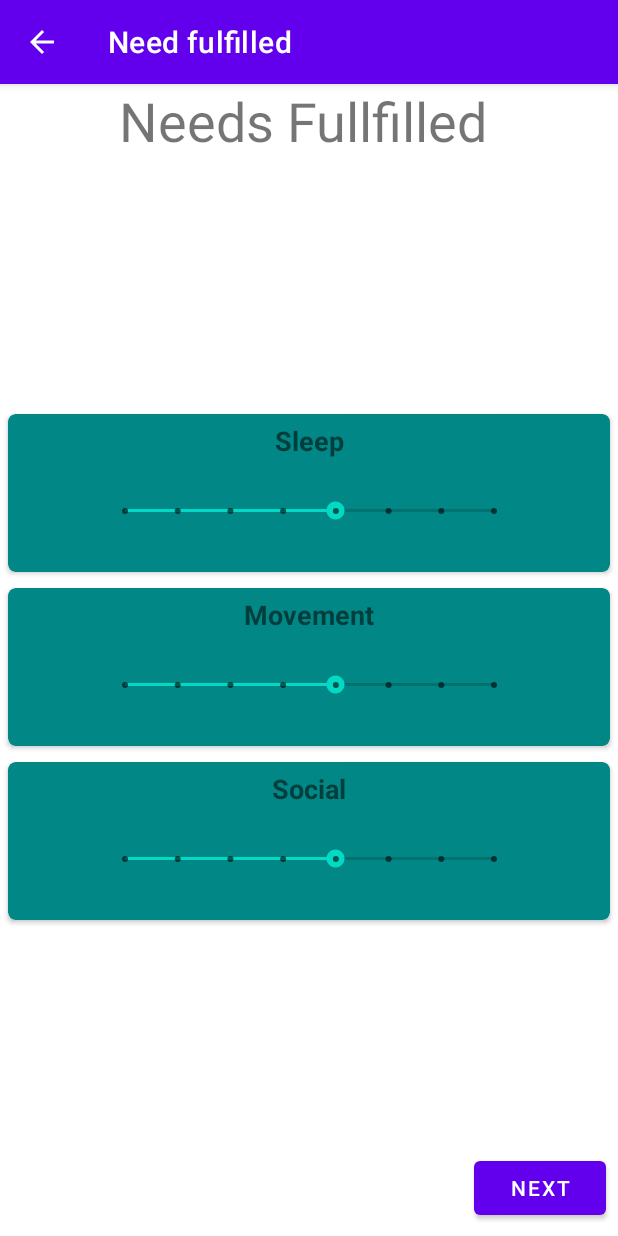
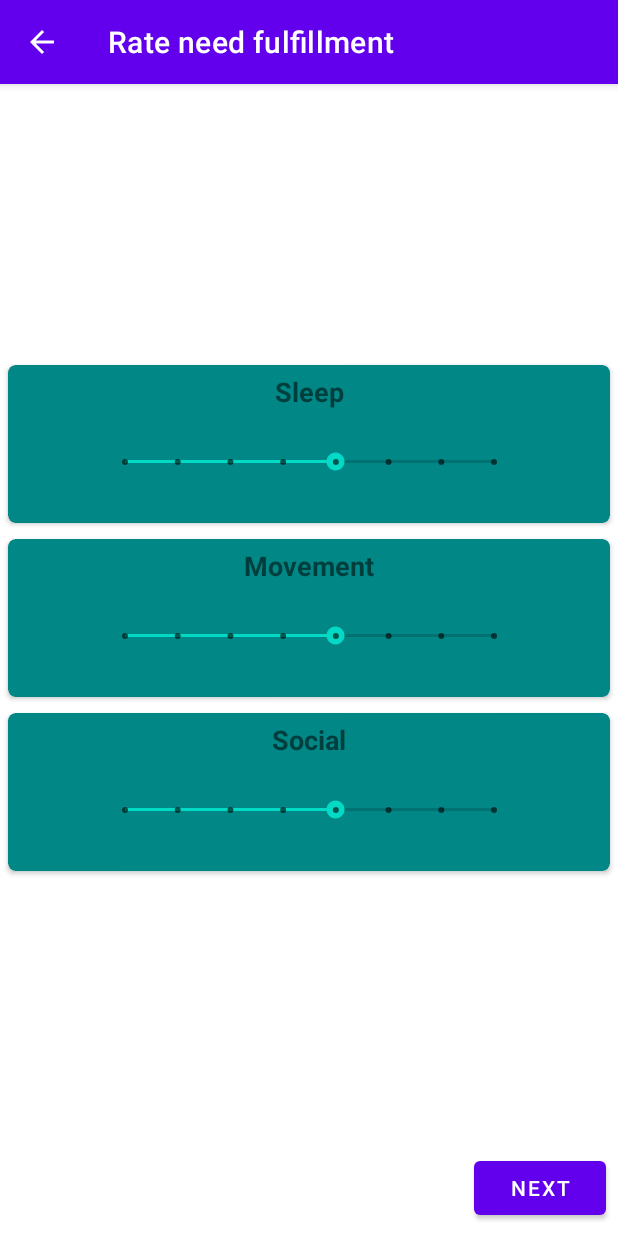
Before and after one commit to RunarReve/MoodTrackingApp, an Android app: the InputWant screen opened directly, with no data from a screen before it, after a tap on "NEXT", on a phone screen of 412 x 824 dp. Run offline under Robolectric (Android 15) with nearby library versions, the phone set to English and light mode, and no system bars; our stand-ins replace Room's generated code.

Commit message:
refactored and renamed mood and need to wants and needs

```diff
--- a/Application/MoodTrack/app/src/main/AndroidManifest.xml
+++ b/Application/MoodTrack/app/src/main/AndroidManifest.xml
@@ -21,10 +21,10 @@
             android:name=".Statistics"
             android:parentActivityName=".MainActivity" />
         <activity
-            android:name=".DayQuestions"
-            android:parentActivityName=".DayMood" />
+            android:name=".InputNeed"
+            android:parentActivityName=".InputWant" />
         <activity
-            android:name=".DayMood"
+            android:name=".InputWant"
             android:parentActivityName=".MainActivity" />
         <activity android:name=".MainActivity">
             <intent-filter>
--- a/Application/MoodTrack/app/src/main/java/com/rever/moodtrack/DayQuestions.kt
+++ b/Application/MoodTrack/app/src/main/java/com/rever/moodtrack/InputNeed.kt
@@ -10,17 +10,20 @@ import com.rever.moodtrack.Adapters.QuestionAdapter
 import com.rever.moodtrack.data.NeedStore.NeedViewModel
 import com.rever.moodtrack.data.QuestionStore.Question
 import com.rever.moodtrack.data.QuestionStore.QuestionViewModel
-import kotlinx.android.synthetic.main.activity_day_questions.*
+import kotlinx.android.synthetic.main.activity_day_need.*
 import java.time.LocalDateTime
 import java.time.format.DateTimeFormatter
 
-class DayQuestions : AppCompatActivity() {
-
+class InputNeed : AppCompatActivity() {
     private lateinit var questionAdapter: QuestionAdapter
 
     override fun onCreate(savedInstanceState: Bundle?) {
         super.onCreate(savedInstanceState)
-        setContentView(R.layout.activity_day_questions)
+        setContentView(R.layout.activity_day_need)
+
+        val actionBar = supportActionBar
+        actionBar!!.title = "Rate need fulfillment"
+        actionBar.setDisplayHomeAsUpEnabled(true)
 
         questionAdapter = QuestionAdapter(mutableListOf())
         rvQuestionItems.adapter = questionAdapter //Display
@@ -61,8 +64,5 @@ class DayQuestions : AppCompatActivity() {
             startActivity(intent)
         }
 
-        val actionBar = supportActionBar
-        actionBar!!.title = "Need fulfilled"
-        actionBar.setDisplayHomeAsUpEnabled(true)
     }
 }
--- a/Application/MoodTrack/app/src/main/java/com/rever/moodtrack/DayMood.kt
+++ b/Application/MoodTrack/app/src/main/java/com/rever/moodtrack/InputWant.kt
@@ -8,18 +8,18 @@ import androidx.lifecycle.ViewModelProvider
 import androidx.recyclerview.widget.LinearLayoutManager
 import com.rever.moodtrack.Adapters.QuestionAdapter
 import com.rever.moodtrack.data.NeedStore.NeedViewModel
-import kotlinx.android.synthetic.main.activity_day_mood.btnNext
-import kotlinx.android.synthetic.main.activity_day_mood.rvQuestionItems
+import kotlinx.android.synthetic.main.activity_day_want.btnNext
+import kotlinx.android.synthetic.main.activity_day_want.rvQuestionItems
 
-class DayMood : AppCompatActivity() {
+class InputWant : AppCompatActivity() {
     private lateinit var questionAdapter: QuestionAdapter
 
     override fun onCreate(savedInstanceState: Bundle?) {
         super.onCreate(savedInstanceState)
-        setContentView(R.layout.activity_day_mood)
+        setContentView(R.layout.activity_day_want)
 
         val actionBar = supportActionBar
-        actionBar!!.title = "Enter Mood of day"
+        actionBar!!.title = "Rate want fulfillment"
         actionBar.setDisplayHomeAsUpEnabled(true)
 
         questionAdapter = QuestionAdapter(mutableListOf())
@@ -28,7 +28,7 @@ class DayMood : AppCompatActivity() {
 
         //-------------Setting up the Questions being asked
         //Preset constant Need goals
-        questionAdapter.addQuestionPrimary("Mood")
+        questionAdapter.addQuestionPrimary("Happiness")
         //Get custom needs goals from DB
         val needViewModel = ViewModelProvider(this).get(NeedViewModel::class.java)
         needViewModel.readAllData.observe(this, Observer {
@@ -45,7 +45,7 @@ class DayMood : AppCompatActivity() {
             for(i in 0 until questionAdapter.getSize())
                 moodQuestion[i] =  questionAdapter.getItemCount2(i)
 
-            val intent = Intent(this, DayQuestions::class.java)
+            val intent = Intent(this, InputNeed::class.java)
             intent.putExtra("moodQ", moodQuestion)
             startActivity(intent)
         }
--- a/Application/MoodTrack/app/src/main/java/com/rever/moodtrack/MainActivity.kt
+++ b/Application/MoodTrack/app/src/main/java/com/rever/moodtrack/MainActivity.kt
@@ -7,7 +7,6 @@ import androidx.lifecycle.Observer
 import androidx.lifecycle.ViewModelProvider
 import com.rever.moodtrack.data.QuestionStore.QuestionViewModel
 import kotlinx.android.synthetic.main.activity_main.*
-import kotlinx.android.synthetic.main.need_item.*
 
 class MainActivity : AppCompatActivity() {
     override fun onCreate(savedInstanceState: Bundle?) {
@@ -25,7 +24,7 @@ class MainActivity : AppCompatActivity() {
 
         //--------------Home-Buttons-----------------
         btnNew.setOnClickListener {
-            startActivity(Intent(this, DayMood::class.java))
+            startActivity(Intent(this, InputWant::class.java))
         }
 
         btnStat.setOnClickListener {
--- a/Application/MoodTrack/app/src/main/res/layout/activity_day_mood.xml
+++ b/Application/MoodTrack/app/src/main/res/layout/activity_day_need.xml
@@ -4,27 +4,15 @@
     xmlns:tools="http://schemas.android.com/tools"
     android:layout_width="match_parent"
     android:layout_height="match_parent"
-    tools:context=".DayMood">
+    tools:context=".InputNeed">
 
     <androidx.recyclerview.widget.RecyclerView
         android:id="@+id/rvQuestionItems"
         android:layout_width="match_parent"
         android:layout_height="wrap_content"
-        android:layout_marginTop="16dp"
         app:layout_constraintBottom_toTopOf="@+id/btnNext"
         app:layout_constraintEnd_toEndOf="parent"
         app:layout_constraintHorizontal_bias="0.0"
-        app:layout_constraintStart_toStartOf="parent"
-        app:layout_constraintTop_toBottomOf="@+id/textView" />
-
-    <TextView
-        android:id="@+id/textView"
-        android:layout_width="match_parent"
-        android:layout_height="wrap_content"
-        android:text="Feeling for the day"
-        android:textAlignment="center"
-        android:textSize="30sp"
-        app:layout_constraintEnd_toEndOf="parent"
         app:layout_constraintStart_toStartOf="parent"
         app:layout_constraintTop_toTopOf="parent" />
 
@@ -38,6 +26,4 @@
         app:layout_constraintBottom_toBottomOf="parent"
         app:layout_constraintEnd_toEndOf="parent" />
 
-
-
 </androidx.constraintlayout.widget.ConstraintLayout>
--- a/Application/MoodTrack/app/src/main/res/layout/activity_day_questions.xml
+++ b/Application/MoodTrack/app/src/main/res/layout/activity_day_want.xml
@@ -4,27 +4,15 @@
     xmlns:tools="http://schemas.android.com/tools"
     android:layout_width="match_parent"
     android:layout_height="match_parent"
-    tools:context=".DayQuestions">
+    tools:context=".InputWant">
 
     <androidx.recyclerview.widget.RecyclerView
         android:id="@+id/rvQuestionItems"
         android:layout_width="match_parent"
         android:layout_height="wrap_content"
-        android:layout_marginTop="16dp"
         app:layout_constraintBottom_toTopOf="@+id/btnNext"
         app:layout_constraintEnd_toEndOf="parent"
         app:layout_constraintHorizontal_bias="0.0"
-        app:layout_constraintStart_toStartOf="parent"
-        app:layout_constraintTop_toBottomOf="@+id/textView" />
-
-    <TextView
-        android:id="@+id/textView"
-        android:layout_width="match_parent"
-        android:layout_height="wrap_content"
-        android:text="Needs Fullfilled "
-        android:textAlignment="center"
-        android:textSize="36sp"
-        app:layout_constraintEnd_toEndOf="parent"
         app:layout_constraintStart_toStartOf="parent"
         app:layout_constraintTop_toTopOf="parent" />
 
@@ -38,4 +26,6 @@
         app:layout_constraintBottom_toBottomOf="parent"
         app:layout_constraintEnd_toEndOf="parent" />
 
+
+
 </androidx.constraintlayout.widget.ConstraintLayout>
```
